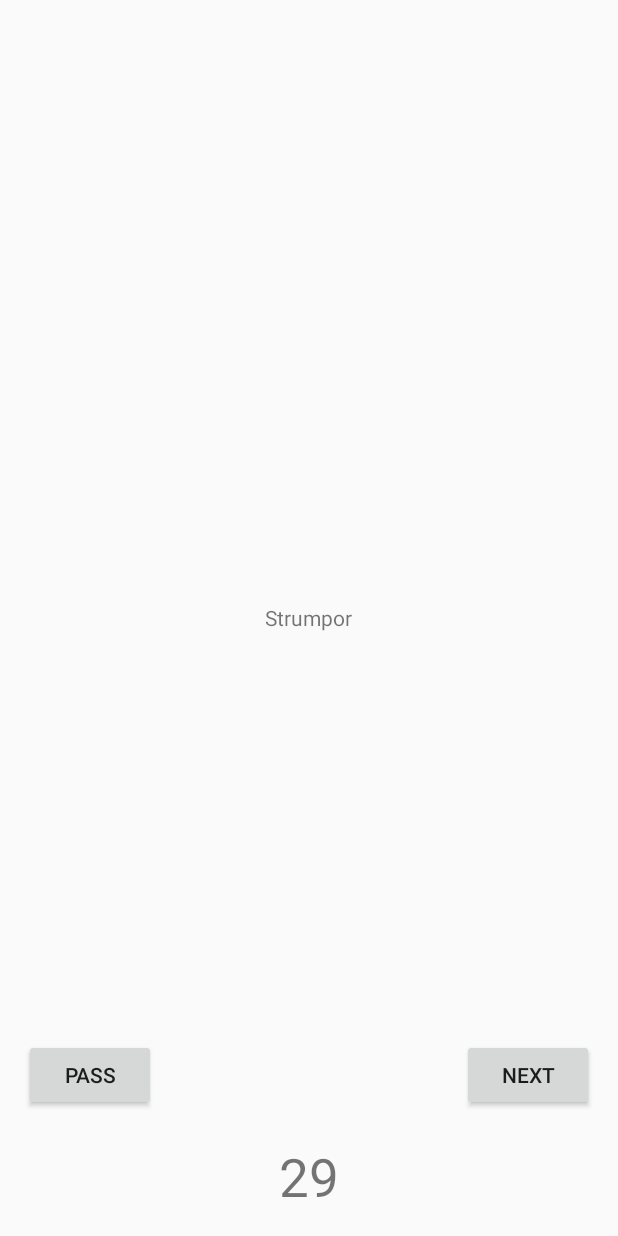
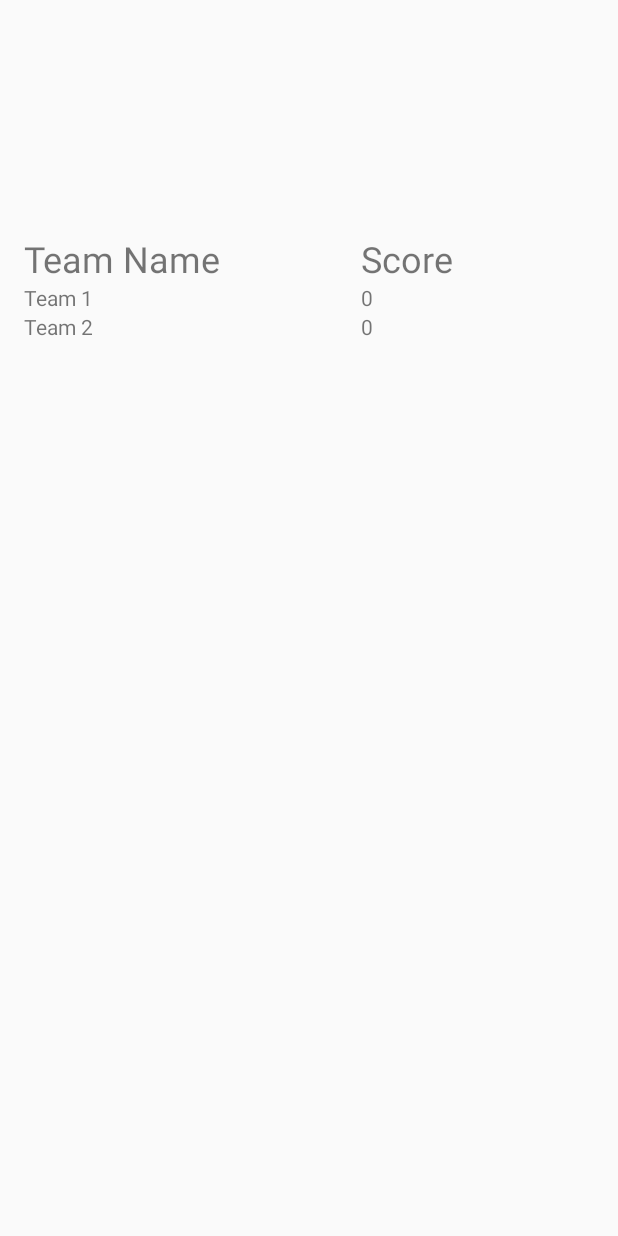
Before and after one commit to ludvigm/medAndraOrdAndroid, an Android app: the PreGameSettingsActivity screen opened directly, with no data from a screen before it, after a tap on "OK, START!", on a phone screen of 412 x 824 dp. Run offline under Robolectric (Android 15) with nearby library versions, the phone set to English and light mode, and no system bars.

Commit message:
InGameHomeScreen started

```diff
--- /dev/null
+++ b/app/src/main/java/com/example/ludvig/medandraord/InGameHomeScreen.java
@@ -0,0 +1,94 @@
+package com.example.ludvig.medandraord;
+
+import android.content.Intent;
+import android.os.Bundle;
+import android.support.design.widget.FloatingActionButton;
+import android.support.design.widget.Snackbar;
+import android.support.v7.app.AppCompatActivity;
+import android.support.v7.widget.Toolbar;
+import android.view.View;
+import android.widget.LinearLayout;
+import android.widget.TableLayout;
+import android.widget.TableRow;
+import android.widget.TextView;
+
+import java.util.Arrays;
+import java.util.Collections;
+import java.util.LinkedList;
+
+public class InGameHomeScreen extends AppCompatActivity {
+
+    LinkedList<String> words;
+    LinkedList<Team> teams;
+    TextView wordDisplay;
+    TextView timerDisplay;
+
+    @Override
+    protected void onCreate(Bundle savedInstanceState) {
+        super.onCreate(savedInstanceState);
+        setContentView(R.layout.activity_in_game_home_screen);
+
+        Intent intent = getIntent();
+        int numberOfTeams = intent.getIntExtra("numberOfPlayers",2);
+        int diff = intent.getIntExtra("difficulty",2);
+
+        System.out.println("players: " + numberOfTeams);
+        System.out.println("diff: " + diff);
+
+
+        wordDisplay = (TextView) findViewById(R.id.wordDisplay);
+        timerDisplay = (TextView) findViewById(R.id.timerDisplay);
+
+        switch(diff) {
+            case 0: words = getWordsFromResources(R.array.easy_words);
+                break;
+            case 1: words = getWordsFromResources(R.array.default_words);
+                break;
+            case 2: words = getWordsFromResources(R.array.hard_words);
+                break;
+        }
+        Collections.shuffle(words);
+        teams = createTeams(numberOfTeams,0,false);
+        generateHomeScreen();
+
+
+
+
+    }
+
+
+    private LinkedList<String> getWordsFromResources(int id) {
+        return new LinkedList<>(Arrays.asList(getResources().getStringArray(id)));
+    }
+
+    private LinkedList<Team> createTeams(int numberOfTeams, int skips, boolean customTeamNames) {
+        LinkedList<Team> teams = new LinkedList<>();
+        if(!customTeamNames) {
+            for (; numberOfTeams > 0; numberOfTeams--) {
+                Team t = new Team("Team " + numberOfTeams, skips,0);
+                teams.addFirst(t);
+            }
+        } else {
+            //if user wants custom teamnames..
+        }
+
+        return teams;
+    }
+
+    private void generateHomeScreen() {
+        TableLayout table = (TableLayout) findViewById(R.id.inGameHomeScreen_tableLayout);
+        for(Team t : teams) {
+            TextView name = new TextView(this);
+            name.setText(t.getTeamName());
+            TextView score = new TextView(this);
+            score.setText(""+t.getScore());
+            TableRow row = new TableRow(this);
+            row.addView(name);
+            row.addView(score);
+            table.addView(row);
+
+        }
+
+    }
+
+}
--- a/app/src/main/java/com/example/ludvig/medandraord/PreGameSettingsActivity.java
+++ b/app/src/main/java/com/example/ludvig/medandraord/PreGameSettingsActivity.java
@@ -23,16 +23,26 @@ public class PreGameSettingsActivity extends AppCompatActivity {
 
     public void onStartClicked(View view) {
 
+        try {
             RadioGroup rg = (RadioGroup) findViewById(R.id.radioGroup);
             int index = rg.indexOfChild(findViewById(rg.getCheckedRadioButtonId()));
-        int numberOfPlayers = index+2;
+            int numberOfPlayers = index + 2;
 
             Spinner diffSpinner = (Spinner) findViewById(R.id.difficulty_spinner);
             int diff = diffSpinner.getSelectedItemPosition();
 
-        Intent intent = new Intent(this,GameActivity.class);
+            Spinner skipsSpinner = (Spinner) findViewById(R.id.skips_spinner);
+            int skips = Integer.valueOf( (String) skipsSpinner.getSelectedItem());
+
+            Intent intent = new Intent(this,InGameHomeScreen.class);
             intent.putExtra("numberOfPlayers",numberOfPlayers);
             intent.putExtra("difficulty", diff);
+            intent.putExtra("skips",skips);
             startActivity(intent);
+
+        }catch(NullPointerException e) {
+            System.out.println("PreGameSettings onStartClicked nullpointer..");
+        }
+
     }
 }
--- /dev/null
+++ b/app/src/main/java/com/example/ludvig/medandraord/Team.java
@@ -0,0 +1,63 @@
+package com.example.ludvig.medandraord;
+
+/**
+ * Created by Ludvig on 8/8/2016.
+ */
+public class Team {
+
+
+    private String teamName;
+    private int skipsLeft;
+    private int score;
+
+    public Team() {
+
+    }
+
+    public Team(String name, int skips, int score) {
+        teamName = name;
+        skipsLeft = skips;
+        this.score = score;
+    }
+
+    public void incrementScore() {
+        this.score++;
+    }
+    public void decrementSkips() {
+        this.skipsLeft--;
+    }
+
+
+    //getters setters
+    public String getTeamName() {
+        return teamName;
+    }
+
+    public void setTeamName(String teamName) {
+        this.teamName = teamName;
+    }
+
+    public int getSkipsLeft() {
+        return skipsLeft;
+    }
+
+    public void setSkipsLeft(int skipsLeft) {
+        this.skipsLeft = skipsLeft;
+    }
+
+    public int getScore() {
+        return score;
+    }
+
+    public void setScore(int score) {
+        this.score = score;
+    }
+
+
+
+
+
+
+
+
+}
--- /dev/null
+++ b/app/src/main/res/layout/activity_in_game_home_screen.xml
@@ -0,0 +1,13 @@
+<?xml version="1.0" encoding="utf-8"?>
+<android.support.design.widget.CoordinatorLayout xmlns:android="http://schemas.android.com/apk/res/android"
+    xmlns:app="http://schemas.android.com/apk/res-auto"
+    xmlns:tools="http://schemas.android.com/tools"
+    android:layout_width="match_parent"
+    android:layout_height="match_parent"
+    android:fitsSystemWindows="true"
+    tools:context="com.example.ludvig.medandraord.InGameHomeScreen">
+
+    <include layout="@layout/content_in_game_home_screen" />
+
+
+</android.support.design.widget.CoordinatorLayout>
--- /dev/null
+++ b/app/src/main/res/layout/content_in_game_home_screen.xml
@@ -0,0 +1,43 @@
+<?xml version="1.0" encoding="utf-8"?>
+<RelativeLayout xmlns:android="http://schemas.android.com/apk/res/android"
+    xmlns:app="http://schemas.android.com/apk/res-auto"
+    xmlns:tools="http://schemas.android.com/tools"
+    android:layout_width="match_parent"
+    android:layout_height="match_parent"
+    android:paddingBottom="@dimen/activity_vertical_margin"
+    android:paddingLeft="@dimen/activity_horizontal_margin"
+    android:paddingRight="@dimen/activity_horizontal_margin"
+    android:paddingTop="@dimen/activity_vertical_margin"
+    app:layout_behavior="@string/appbar_scrolling_view_behavior"
+    tools:context="com.example.ludvig.medandraord.InGameHomeScreen"
+    tools:showIn="@layout/activity_in_game_home_screen">
+
+
+    <TableLayout
+        android:layout_width="match_parent"
+        android:layout_height="match_parent"
+        android:layout_alignParentTop="true"
+        android:layout_centerHorizontal="true"
+        android:layout_marginTop="140dp"
+        android:stretchColumns="*"
+        android:id="@+id/inGameHomeScreen_tableLayout"
+        >
+
+        <TableRow>
+            <TextView
+                android:text="Team Name"
+                android:textSize="24sp"
+                android:layout_width="wrap_content"
+                android:layout_height="wrap_content"
+                />
+            <TextView
+                android:text="Score"
+                android:textSize="24sp"
+                android:layout_width="wrap_content"
+                android:layout_height="wrap_content"
+                />
+        </TableRow>
+
+
+    </TableLayout>
+</RelativeLayout>
```
Also changed, not shown: app/src/main/AndroidManifest.xml (+5 -5 lines), app/src/main/java/com/example/ludvig/medandraord/GameActivity.java (+15 -6 lines), app/src/main/res/layout/content_pre_game_settings.xml (+27 -4 lines), app/src/main/res/values/strings.xml (+12 -5 lines). Lines whose indentation alone changed are shown as unchanged.
